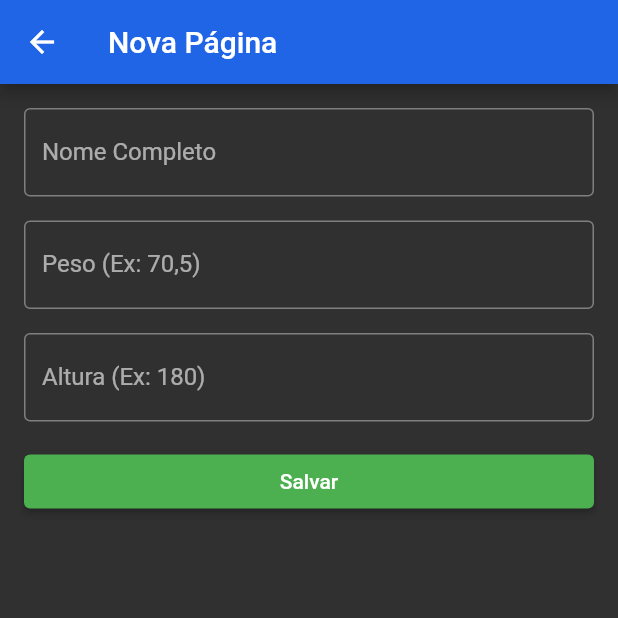
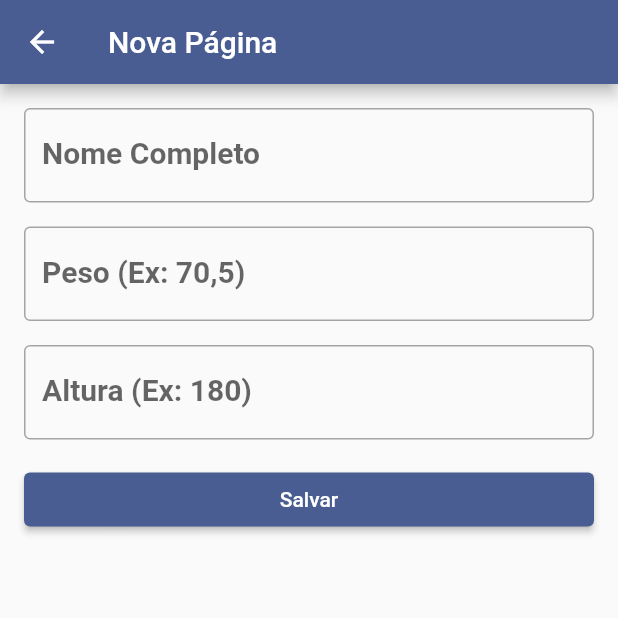
Before and after one commit to matiellojr/flutter_iniciante, a Flutter app: the screen it shows after launch, after a tap on the "navigate next" icon, on a phone screen of 412 x 824 dp, the top half of it. Run offline on Flutter 3.47's test engine with Material 3 defaults, Android fonts, the phone set to English and light mode, and no system bars; our stand-ins replace faker, get_it.

Commit message:
#AULA32 - Temas parte 2

```diff
--- /dev/null
+++ b/lib/controllers/theme_controller.dart
@@ -0,0 +1,10 @@
+import 'package:flutter/material.dart';
+
+class ThemeController extends ChangeNotifier {
+  bool darkTheme = false;
+  void toggleTheme(bool value) {
+    darkTheme = !darkTheme;
+    notifyListeners(); // para não notificar a pessoa
+  }
+
+}
--- a/lib/dependencies/injector.dart
+++ b/lib/dependencies/injector.dart
@@ -1,7 +1,11 @@
 import 'package:desenvolvimento_flutter_iniciante/controllers/pessoa_controller.dart';
+import 'package:desenvolvimento_flutter_iniciante/controllers/theme_controller.dart';
 import 'package:get_it/get_it.dart';
 
 void injector() {
-  GetIt.instance.registerSingleton<PessoaController>(PessoaController());
+  final i = GetIt.instance;
+
+  i.registerSingleton<PessoaController>(PessoaController());
+  i.registerSingleton<ThemeController>(ThemeController());
 
 }
--- a/lib/my_app.dart
+++ b/lib/my_app.dart
@@ -1,8 +1,10 @@
 
+import 'package:desenvolvimento_flutter_iniciante/controllers/theme_controller.dart';
 import 'package:desenvolvimento_flutter_iniciante/routes/router.dart';
 import 'package:desenvolvimento_flutter_iniciante/routes/routes.dart';
 import 'package:desenvolvimento_flutter_iniciante/themes/themes.dart';
 import 'package:flutter/material.dart';
+import 'package:get_it/get_it.dart';
 
 class MyApp extends StatelessWidget {
   const MyApp({super.key});
@@ -10,11 +12,18 @@ class MyApp extends StatelessWidget {
   // This widget is the root of your application.
   @override
   Widget build(BuildContext context) {
-    return MaterialApp(
-      initialRoute: Routes.initialRoute,
-      routes: routes,
-      title: 'Flutter Demo',
-      theme: darkTheme,
+    final themeController = GetIt.instance<ThemeController>();
+
+    return ListenableBuilder(
+      listenable: themeController,
+      builder: (context, child) {
+        return MaterialApp(
+          initialRoute: Routes.initialRoute,
+          routes: routes,
+          title: 'Flutter Demo',
+          theme: themeController.darkTheme == false ? lightTheme : darkTheme,
+        );
+      }
     );
   }
 }
--- a/lib/pages/home_page.dart
+++ b/lib/pages/home_page.dart
@@ -1,4 +1,5 @@
 import 'package:desenvolvimento_flutter_iniciante/controllers/pessoa_controller.dart';
+import 'package:desenvolvimento_flutter_iniciante/controllers/theme_controller.dart';
 import 'package:desenvolvimento_flutter_iniciante/routes/routes.dart';
 import 'package:desenvolvimento_flutter_iniciante/widgets/pessoa/lista_pessoas.dart';
 import 'package:flutter/material.dart';
@@ -13,10 +14,26 @@ class HomePage extends StatefulWidget {
 
 class _HomePageState extends State<HomePage> {
   final pessoaController = GetIt.instance<PessoaController>();
+  final ThemeController themeController = GetIt.instance<ThemeController>();
 
   @override
   Widget build(BuildContext context) {
     return Scaffold(
+      // três barras do lado do "Meu primeiro App"
+      drawer: Drawer(
+        child: Column(
+          mainAxisAlignment: MainAxisAlignment.center,
+          children: [
+            Switch(
+              value: themeController.darkTheme,
+              onChanged: (value) {
+                themeController.toggleTheme(value);
+              }
+            ),
+            Text("Tema Escuro"),
+          ],
+        ),
+      ),
       appBar: AppBar(
         title: Text('Meu primeiro App'),
       ),
```
Lines whose indentation alone changed are shown as unchanged.
